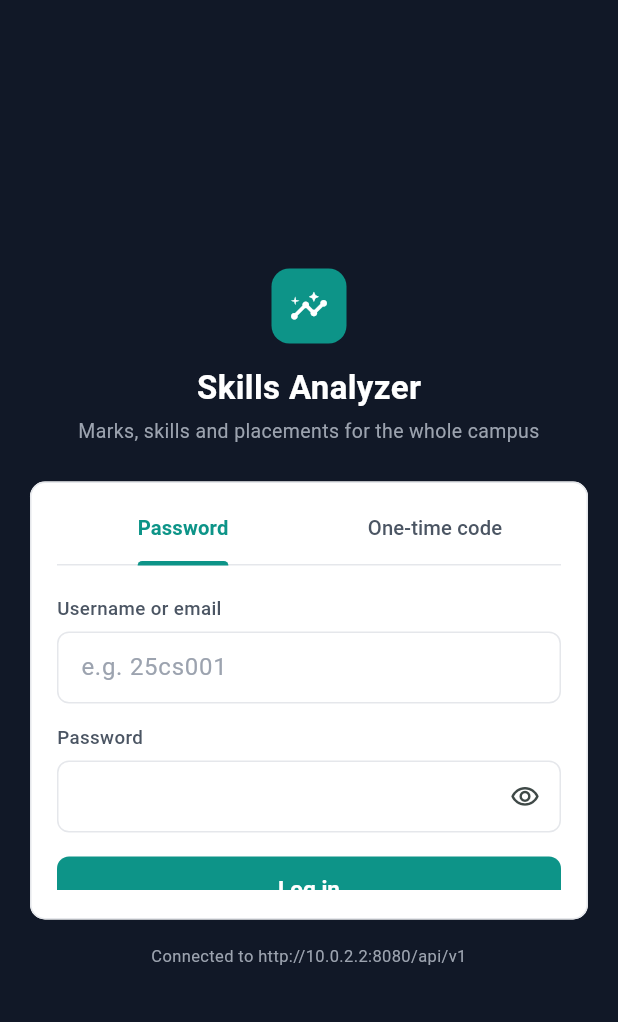
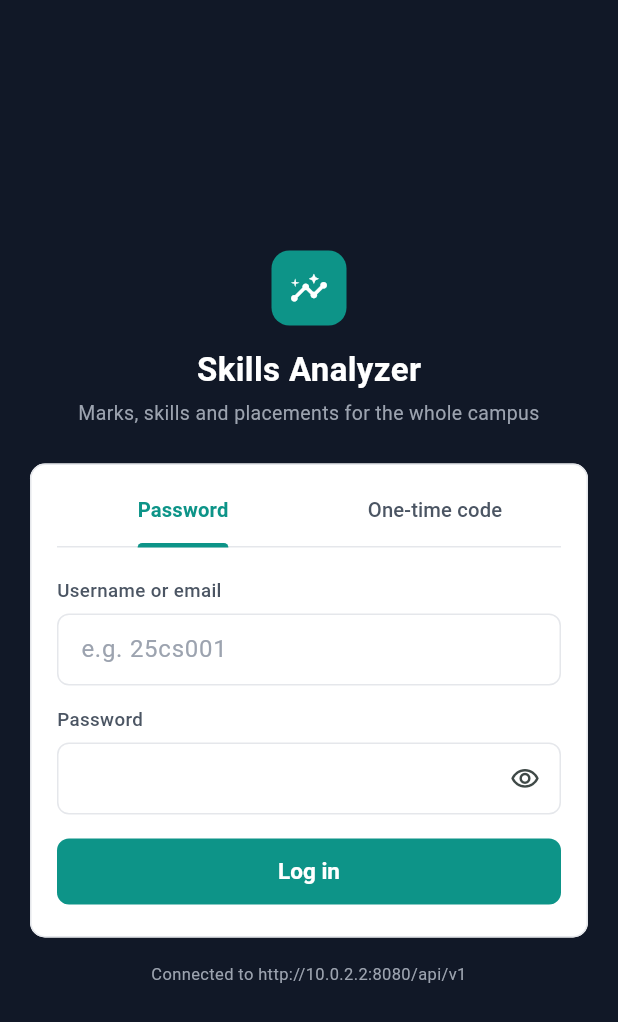
Before and after one commit to ravimech476/skill_analaysizer, a Flutter app: the screen it shows after launch, on a phone screen of 412 x 824 dp. Shown: the top 1022 px of the screen. Run offline on Flutter 3.47's test engine with Material 3 defaults, Android fonts, the phone set to English and light mode, and no system bars; our stand-ins replace dio, file_picker, flutter_secure_storage, image_picker, shared_preferences; accounts and stored records are empty.

Commit message:
Updated code for the UI improve & correction

```diff
--- a/mobile_flutter/lib/screens/login_screen.dart
+++ b/mobile_flutter/lib/screens/login_screen.dart
@@ -97,20 +97,19 @@ class _LoginScreenState extends State<LoginScreen> with SingleTickerProviderStat
                           TabBar(
                             controller: _tabs,
                             tabs: const [Tab(text: 'Password'), Tab(text: 'One-time code')],
-                            onTap: (_) => setState(() => _error = null),
+                            onTap: (_) => setState(() {
+                              _error = null;
+                            }),
                           ),
                           const SizedBox(height: 20),
                           if (_error != null) ...[
                             NoteBanner(title: _error!, color: Brand.error, icon: Icons.error_outline),
                             const SizedBox(height: 14),
                           ],
-                          SizedBox(
-                            height: _tabs.index == 0 ? 196 : (_otpSent ? 236 : 152),
-                            child: TabBarView(
-                              controller: _tabs,
-                              physics: const NeverScrollableScrollPhysics(),
-                              children: [_passwordForm(), _otpForm()],
-                            ),
+                          AnimatedSize(
+                            duration: const Duration(milliseconds: 200),
+                            alignment: Alignment.topCenter,
+                            child: [_passwordForm(), _otpForm()][_tabs.index],
                           ),
                         ],
                       ),
--- a/mobile_flutter/lib/screens/placement_screen.dart
+++ b/mobile_flutter/lib/screens/placement_screen.dart
@@ -129,7 +129,7 @@ class _DrivesViewState extends State<_DrivesView> {
                                 if (saved == true) setState(() => _reload++);
                               } : null,
                               onDelete: session.can(['job_role.delete']) ? () async {
-                                final yes = await confirm(context, 'Delete "${r.title}"?', 'This will remove the ${r.companyName} drive permanently.');
+                                final yes = await confirm(context, 'Delete "${r.title}"?', body: 'This will remove the ${r.companyName} drive permanently.');
                                 if (!yes) return;
                                 await runAction(context, () => placementApi.deleteRole(r.id), success: 'Drive deleted');
                                 setState(() => _reload++);
--- a/mobile_flutter/lib/screens/threshold_screen.dart
+++ b/mobile_flutter/lib/screens/threshold_screen.dart
@@ -60,7 +60,7 @@ class _ThresholdScreenState extends State<ThresholdScreen> {
   }
 
   Future<void> _recompute() async {
-    final yes = await confirm(context, 'Recompute all student skill scores?', 'This may take a moment.');
+    final yes = await confirm(context, 'Recompute all student skill scores?', body: 'This may take a moment.');
     if (!yes) return;
     await runAction(context, () async {
       final result = await scoresApi.recompute({'scope': 'all'});
```
